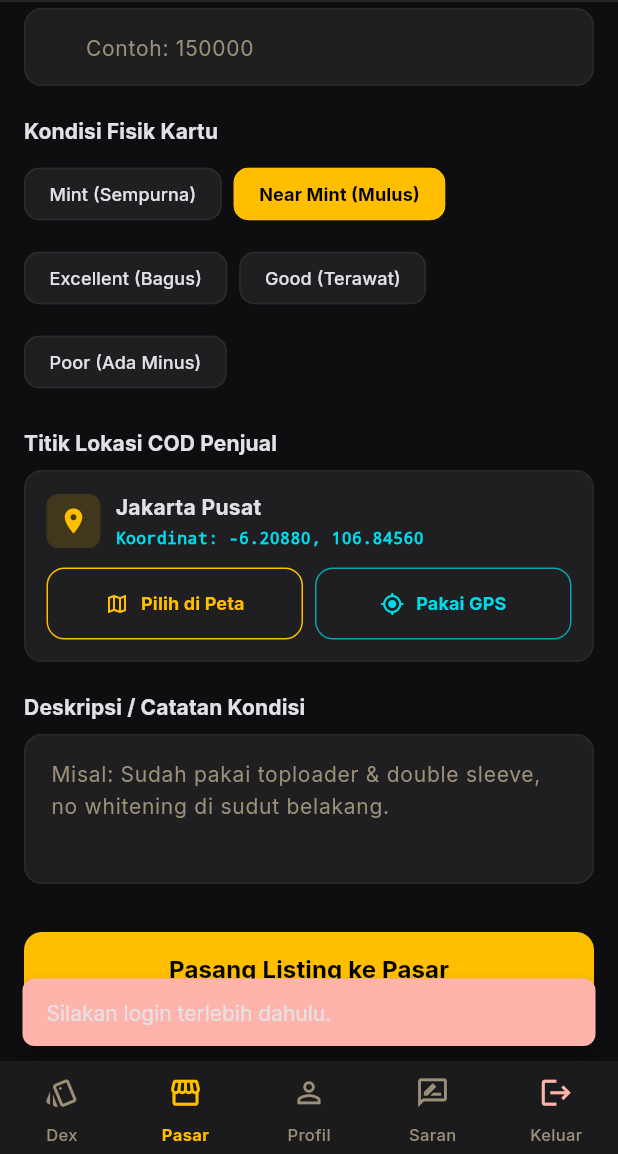
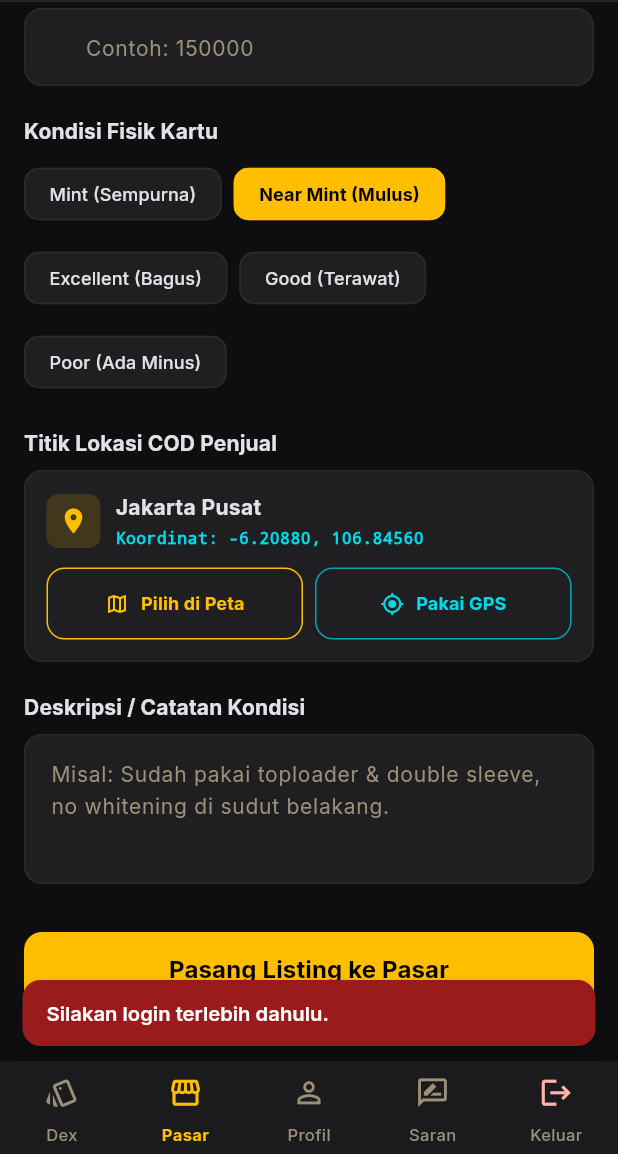
Before and after one commit to IlhamKurniawan46/tugasakhir-mobile, a Flutter app: the CreateListingScreen screen opened by its route, scrolled down 138 dp, after a tap on "Pasang Listing ke Pasar", on a phone screen of 412 x 824 dp, the part 82-1236 px from its top. Run offline on Flutter 3.47's test engine with Material 3 defaults, Android fonts, the phone set to English and light mode, and no system bars; our stand-ins replace cached_network_image, flutter_dotenv, flutter_local_notifications, flutter_map, flutter_riverpod, flutter_secure_storage and 10 more; missing offline and left inert: pointycastle, wallet, web3dart; accounts and stored records are empty; network calls fail.

Commit message:
style: ubah warna background pada snackbar dan memindahkan layout badge yang tumpang tindih

```diff
--- a/lib/features/converter/screens/converter_screen.dart
+++ b/lib/features/converter/screens/converter_screen.dart
@@ -123,7 +123,7 @@ class _ConverterScreenState extends ConsumerState<ConverterScreen> {
                               : 'Gagal memperbarui kurs online. Menggunakan cache.',
                         ),
                         backgroundColor:
-                            success ? AppColors.surfaceHigh : AppColors.error,
+                            success ? AppColors.snackBarSuccess : AppColors.snackBarError,
                       ),
                     );
                   },
--- a/lib/features/dex/screens/card_detail_screen.dart
+++ b/lib/features/dex/screens/card_detail_screen.dart
@@ -98,7 +98,7 @@ class _CardDetailScreenState extends ConsumerState<CardDetailScreen> {
         messenger.showSnackBar(
           const SnackBar(
             content: Text('Gagal memperbarui status watchlist.'),
-            backgroundColor: AppColors.error,
+            backgroundColor: AppColors.snackBarError,
           ),
         );
         break;
--- a/lib/features/marketplace/screens/create_listing_screen.dart
+++ b/lib/features/marketplace/screens/create_listing_screen.dart
@@ -86,7 +86,7 @@ class _CreateListingScreenState extends ConsumerState<CreateListingScreen> {
         ScaffoldMessenger.of(context).showSnackBar(
           SnackBar(
             content: Text(explanation),
-            backgroundColor: AppColors.error,
+            backgroundColor: AppColors.snackBarError,
             behavior: SnackBarBehavior.floating,
           ),
         );
@@ -140,7 +140,7 @@ class _CreateListingScreenState extends ConsumerState<CreateListingScreen> {
       ScaffoldMessenger.of(context).showSnackBar(
         const SnackBar(
           content: Text('Silakan login terlebih dahulu.'),
-          backgroundColor: AppColors.error,
+          backgroundColor: AppColors.snackBarError,
         ),
       );
       return;
@@ -150,7 +150,7 @@ class _CreateListingScreenState extends ConsumerState<CreateListingScreen> {
       ScaffoldMessenger.of(context).showSnackBar(
         const SnackBar(
           content: Text('Pilih kartu Pokémon yang ingin dijual terlebih dahulu.'),
-          backgroundColor: AppColors.error,
+          backgroundColor: AppColors.snackBarError,
         ),
       );
       return;
@@ -163,7 +163,7 @@ class _CreateListingScreenState extends ConsumerState<CreateListingScreen> {
       ScaffoldMessenger.of(context).showSnackBar(
         const SnackBar(
           content: Text('Harga tidak valid.'),
-          backgroundColor: AppColors.error,
+          backgroundColor: AppColors.snackBarError,
         ),
       );
       return;
@@ -196,7 +196,7 @@ class _CreateListingScreenState extends ConsumerState<CreateListingScreen> {
         ScaffoldMessenger.of(context).showSnackBar(
           const SnackBar(
             content: Text('Listing kartu berhasil dipasang di Pasar!'),
-            backgroundColor: AppColors.success,
+            backgroundColor: AppColors.snackBarSuccess,
             behavior: SnackBarBehavior.floating,
           ),
         );
@@ -209,7 +209,7 @@ class _CreateListingScreenState extends ConsumerState<CreateListingScreen> {
         ScaffoldMessenger.of(context).showSnackBar(
           SnackBar(
             content: Text(errorText),
-            backgroundColor: AppColors.error,
+            backgroundColor: AppColors.snackBarError,
             behavior: SnackBarBehavior.floating,
           ),
         );
@@ -257,7 +257,7 @@ class _CreateListingScreenState extends ConsumerState<CreateListingScreen> {
         ScaffoldMessenger.of(context).showSnackBar(
           SnackBar(
             content: Text('Gagal membuat deskripsi via AI: $e'),
-            backgroundColor: AppColors.error,
+            backgroundColor: AppColors.snackBarError,
             behavior: SnackBarBehavior.floating,
           ),
         );
--- a/lib/features/marketplace/screens/marketplace_screen.dart
+++ b/lib/features/marketplace/screens/marketplace_screen.dart
@@ -120,7 +120,7 @@ class _MarketplaceScreenState extends ConsumerState<MarketplaceScreen> {
               SnackBar(
                 content: Text(
                     'Saldo berhasil ditambah! Saldo saat ini: ${PriceFormatter.formatIdr(newBalance)}'),
-                backgroundColor: AppColors.success,
+                backgroundColor: AppColors.snackBarSuccess,
                 behavior: SnackBarBehavior.floating,
                 duration: const Duration(milliseconds: 2000),
               ),
@@ -131,7 +131,7 @@ class _MarketplaceScreenState extends ConsumerState<MarketplaceScreen> {
             messenger.showSnackBar(
               SnackBar(
                 content: Text('Gagal top up: $e'),
-                backgroundColor: AppColors.error,
+                backgroundColor: AppColors.snackBarError,
                 behavior: SnackBarBehavior.floating,
                 duration: const Duration(milliseconds: 2000),
               ),
--- a/lib/features/marketplace/widgets/location_picker_dialog.dart
+++ b/lib/features/marketplace/widgets/location_picker_dialog.dart
@@ -119,7 +119,7 @@ class _LocationPickerDialogState extends State<LocationPickerDialog> {
         ScaffoldMessenger.of(context).showSnackBar(
           SnackBar(
             content: Text(explanation),
-            backgroundColor: AppColors.error,
+            backgroundColor: AppColors.snackBarError,
             behavior: SnackBarBehavior.floating,
           ),
         );
--- a/lib/features/profile/screens/profile_screen.dart
+++ b/lib/features/profile/screens/profile_screen.dart
@@ -42,7 +42,7 @@ class _ProfileScreenState extends ConsumerState<ProfileScreen> {
                 ? 'Login sidik jari berhasil diaktifkan!'
                 : 'Login sidik jari dinonaktifkan.',
           ),
-          backgroundColor: value ? AppColors.success : AppColors.surfaceHighest,
+          backgroundColor: value ? AppColors.snackBarSuccess : AppColors.surfaceHighest,
         ),
       );
     } else {
@@ -51,7 +51,7 @@ class _ProfileScreenState extends ConsumerState<ProfileScreen> {
       ScaffoldMessenger.of(context).showSnackBar(
         SnackBar(
           content: Text(error),
-          backgroundColor: AppColors.error,
+          backgroundColor: AppColors.snackBarError,
         ),
       );
     }
@@ -122,7 +122,7 @@ class _ProfileScreenState extends ConsumerState<ProfileScreen> {
         ScaffoldMessenger.of(context).showSnackBar(
           const SnackBar(
             content: Text('Riwayat minat berhasil direset.'),
-            backgroundColor: AppColors.success,
+            backgroundColor: AppColors.snackBarSuccess,
             behavior: SnackBarBehavior.floating,
           ),
         );
```
Also changed, not shown: lib/app/theme.dart (+10 -2 lines), lib/features/converter/screens/calendar_screen.dart (+6 -6 lines), lib/features/marketplace/screens/listing_detail_screen.dart (+7 -9 lines), lib/features/marketplace/widgets/listing_card.dart (+6 -6 lines).
